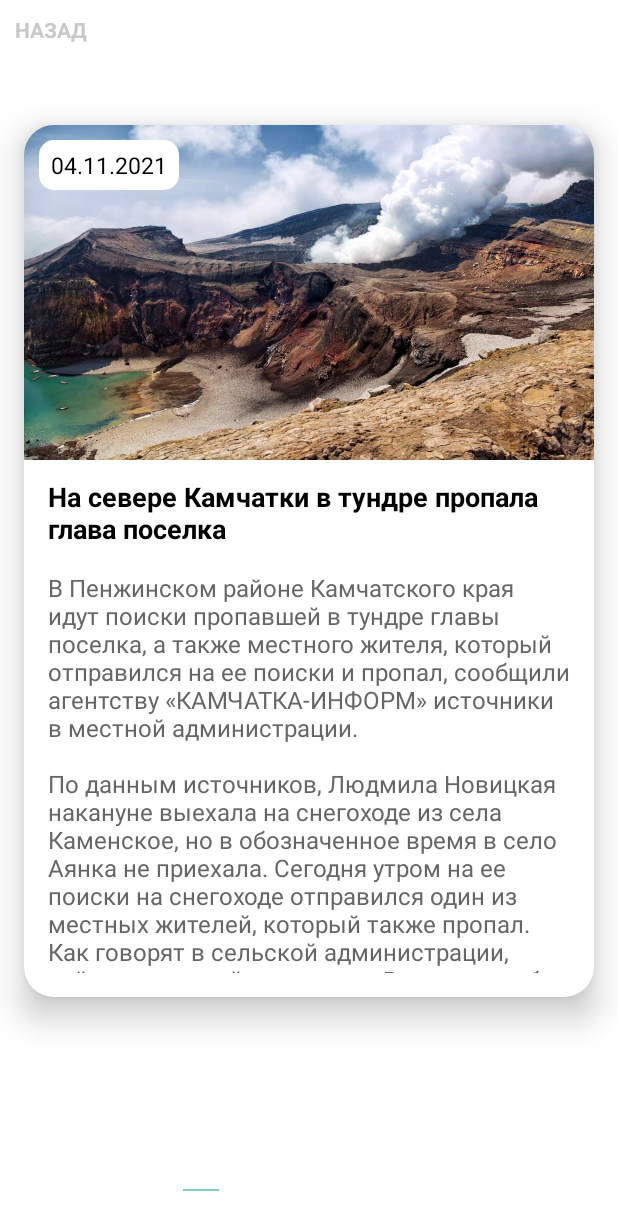
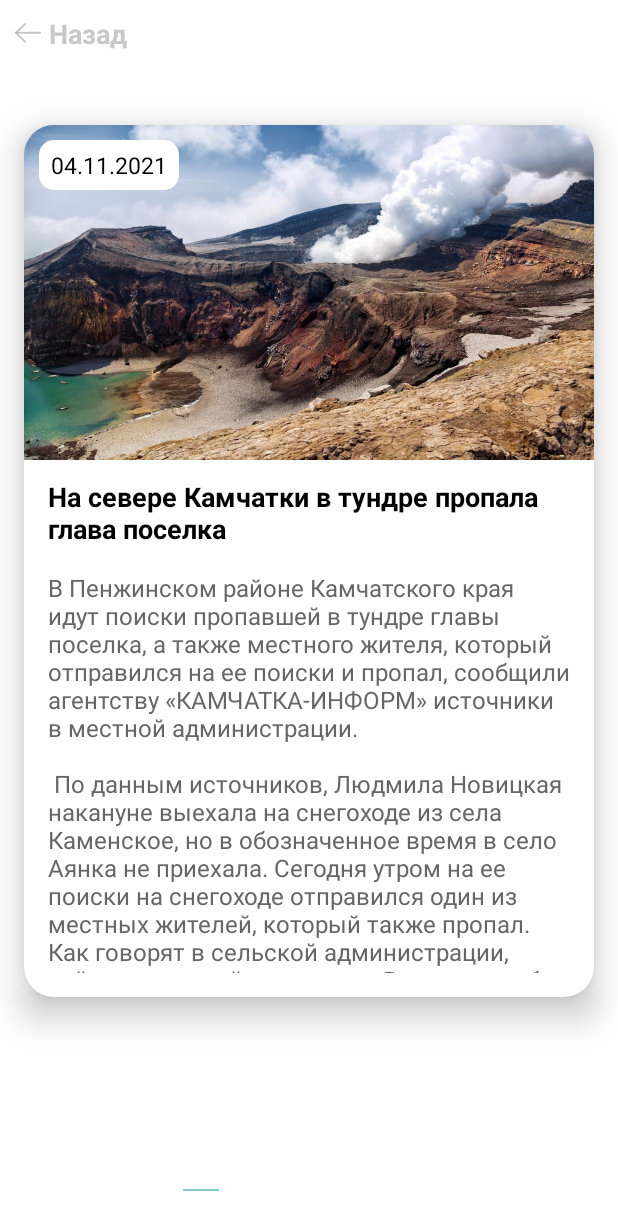
Before and after one commit to IDolgopolov/WildHack_WildBeears, an Android app: the EventsFragment screen opened through its navigation route, on a phone screen of 412 x 824 dp. Shown: the top 1230 px of the screen. Run offline under Robolectric (Android 15) with nearby library versions, the phone set to English and light mode, and no system bars.

Commit message:
Add event fragment.

```diff
--- a/app/src/main/java/com/wildhuck/cumchatka/EventsAdapter.kt
+++ b/app/src/main/java/com/wildhuck/cumchatka/EventsAdapter.kt
@@ -9,7 +9,9 @@ import androidx.recyclerview.widget.RecyclerView
 import com.wildhuck.cumchatka.databinding.EventListItemBinding
 import com.wildhuck.cumchatka.databinding.TimelieItemBinding
 
-class EventsAdapter : RecyclerView.Adapter<EventsAdapter.EventsHolder>() {
+class EventsAdapter(
+    private val block: (data: String) -> Unit
+) : RecyclerView.Adapter<EventsAdapter.EventsHolder>() {
     private var items = mutableListOf<String>()
 
     private lateinit var context: Context
@@ -27,7 +29,7 @@ class EventsAdapter : RecyclerView.Adapter<EventsAdapter.EventsHolder>() {
             false
         )
         context = parent.context
-        return EventsHolder(view)
+        return EventsHolder(view, block)
     }
 
     override fun onBindViewHolder(holder: EventsHolder, position: Int) {
@@ -36,11 +38,15 @@ class EventsAdapter : RecyclerView.Adapter<EventsAdapter.EventsHolder>() {
 
     override fun getItemCount() = items.size
 
-    inner class EventsHolder(view: View) : RecyclerView.ViewHolder(view) {
+    inner class EventsHolder(
+        view: View,
+        private val block: (data: String) -> Unit
+    ) : RecyclerView.ViewHolder(view) {
         private val binding: EventListItemBinding = EventListItemBinding.bind(view)
 
         fun bind(data: String) {
             binding.apply {
+                root.setOnClickListener { block(data) }
             }
         }
     }
--- a/app/src/main/java/com/wildhuck/cumchatka/EventsFragment.kt
+++ b/app/src/main/java/com/wildhuck/cumchatka/EventsFragment.kt
@@ -35,7 +35,7 @@ class EventsFragment : Fragment() {
 
     override fun onViewCreated(view: View, savedInstanceState: Bundle?) {
         super.onViewCreated(view, savedInstanceState)
-        eventsAdapter = EventsAdapter()
+        eventsAdapter = EventsAdapter{ onEventClick(it) }
         val events = mutableListOf<String>()
         events.add("event1")
         events.add("event2")
@@ -96,6 +96,11 @@ class EventsFragment : Fragment() {
         }
     }
 
+    private fun onEventClick(it: String) {
+        findNavController().navigate(EventsFragmentDirections.actionEventsFragmentToEventFragment())
+
+    }
+
     companion object {
 
         private const val DEFAULT_TRANSLATION_X = .0f
--- a/app/src/main/java/com/wildhuck/cumchatka/TimelineFragment.kt
+++ b/app/src/main/java/com/wildhuck/cumchatka/TimelineFragment.kt
@@ -5,8 +5,9 @@ import android.view.LayoutInflater
 import android.view.View
 import android.view.ViewGroup
 import androidx.fragment.app.Fragment
-import androidx.navigation.NavController
 import androidx.navigation.fragment.findNavController
+import androidx.recyclerview.widget.LinearLayoutManager
+import androidx.recyclerview.widget.RecyclerView
 import com.wildhuck.cumchatka.databinding.FragmentTimelineBinding
 
 class TimelineFragment : Fragment() {
--- /dev/null
+++ b/app/src/main/res/anim/fade_in.xml
@@ -0,0 +1,6 @@
+<?xml version="1.0" encoding="utf-8"?>
+<alpha xmlns:android="http://schemas.android.com/apk/res/android"
+    android:duration="@android:integer/config_mediumAnimTime"
+    android:interpolator="@android:anim/decelerate_interpolator"
+    android:fromAlpha="0"
+    android:toAlpha="1" />
--- /dev/null
+++ b/app/src/main/res/anim/fade_out.xml
@@ -0,0 +1,6 @@
+<?xml version="1.0" encoding="utf-8"?>
+<alpha xmlns:android="http://schemas.android.com/apk/res/android"
+    android:duration="@android:integer/config_mediumAnimTime"
+    android:interpolator="@android:anim/decelerate_interpolator"
+    android:fromAlpha="1"
+    android:toAlpha="0" />
--- /dev/null
+++ b/app/src/main/res/anim/slide_in.xml
@@ -0,0 +1,6 @@
+<?xml version="1.0" encoding="utf-8"?>
+<translate xmlns:android="http://schemas.android.com/apk/res/android"
+    android:duration="@android:integer/config_mediumAnimTime"
+    android:interpolator="@android:anim/decelerate_interpolator"
+    android:fromXDelta="100%"
+    android:toXDelta="0%" />
--- /dev/null
+++ b/app/src/main/res/anim/slide_out.xml
@@ -0,0 +1,6 @@
+<?xml version="1.0" encoding="utf-8"?>
+<translate xmlns:android="http://schemas.android.com/apk/res/android"
+    android:duration="@android:integer/config_mediumAnimTime"
+    android:interpolator="@android:anim/decelerate_interpolator"
+    android:fromXDelta="0%"
+    android:toXDelta="100%" />
--- /dev/null
+++ b/app/src/main/res/drawable/ic_back_gray.xml
@@ -0,0 +1,12 @@
+<vector xmlns:android="http://schemas.android.com/apk/res/android"
+    android:width="17dp"
+    android:height="14dp"
+    android:viewportWidth="17"
+    android:viewportHeight="14">
+  <path
+      android:pathData="M6.5412,0C6.6273,-0.0005 6.7125,0.016 6.7922,0.0485C6.8718,0.0811 6.9443,0.129 7.0054,0.1896C7.0666,0.2504 7.1153,0.3227 7.1485,0.4023C7.1816,0.482 7.1987,0.5674 7.1987,0.6537C7.1987,0.74 7.1816,0.8255 7.1485,0.9051C7.1153,0.9848 7.0666,1.0571 7.0054,1.1179L1.5795,6.5372L7.0054,11.9565C7.1285,12.0796 7.1976,12.2465 7.1976,12.4206C7.1976,12.5947 7.1285,12.7617 7.0054,12.8848C6.8823,13.0079 6.7153,13.077 6.5412,13.077C6.3671,13.077 6.2002,13.0079 6.0771,12.8848L0.1936,7.0013C0.1324,6.9405 0.0837,6.8682 0.0505,6.7886C0.0174,6.7089 0.0003,6.6235 0.0003,6.5372C0.0003,6.4509 0.0174,6.3654 0.0505,6.2858C0.0837,6.2061 0.1324,6.1338 0.1936,6.0731L6.0771,0.1896C6.1382,0.129 6.2106,0.0811 6.2903,0.0485C6.3699,0.016 6.4552,-0.0005 6.5412,0Z"
+      android:fillColor="#9FA6A6A6"/>
+  <path
+      android:pathData="M0.6576,5.8834L16.3468,5.8834C16.5201,5.8834 16.6864,5.9523 16.809,6.0749C16.9316,6.1975 17.0005,6.3638 17.0005,6.5371C17.0005,6.7105 16.9316,6.8768 16.809,6.9994C16.6864,7.122 16.5201,7.1909 16.3468,7.1909L0.6576,7.1909C0.4842,7.1909 0.3179,7.122 0.1953,6.9994C0.0727,6.8768 0.0039,6.7105 0.0039,6.5371C0.0039,6.3638 0.0727,6.1975 0.1953,6.0749C0.3179,5.9523 0.4842,5.8834 0.6576,5.8834Z"
+      android:fillColor="#9FA6A6A6"/>
+</vector>
--- a/app/src/main/res/layout/fragment_events.xml
+++ b/app/src/main/res/layout/fragment_events.xml
@@ -1,7 +1,6 @@
 <?xml version="1.0" encoding="utf-8"?>
 <androidx.constraintlayout.widget.ConstraintLayout xmlns:android="http://schemas.android.com/apk/res/android"
     xmlns:app="http://schemas.android.com/apk/res-auto"
-    xmlns:tools="http://schemas.android.com/tools"
     android:layout_width="match_parent"
     android:layout_height="match_parent"
     android:background="@color/white">
@@ -12,12 +11,15 @@
         android:layout_height="wrap_content"
         android:layout_margin="10dp"
         android:layout_marginTop="20dp"
-        android:text="назад"
-        android:textAllCaps="true"
+        android:text="@string/back"
+        android:textSize="18sp"
+        android:drawablePadding="5dp"
+        android:textAllCaps="false"
         android:textColor="#9FA6A6A6"
         android:textStyle="bold"
         app:layout_constraintStart_toStartOf="parent"
-        app:layout_constraintTop_toTopOf="parent" />
+        app:layout_constraintTop_toTopOf="parent"
+        app:drawableStartCompat="@drawable/ic_back_gray" />
 
     <androidx.viewpager2.widget.ViewPager2
         android:id="@+id/viewPager"
@@ -41,5 +43,4 @@
         app:layout_constraintStart_toStartOf="parent"
         app:tabIndicatorHeight="1dp" />
 
-
 </androidx.constraintlayout.widget.ConstraintLayout>
--- a/app/src/main/res/navigation/nav_graph_main.xml
+++ b/app/src/main/res/navigation/nav_graph_main.xml
@@ -10,6 +10,10 @@
         android:label="TimelineFragment"
         tools:layout="@layout/fragment_timeline">
         <action
+            app:enterAnim="@anim/slide_in"
+            app:exitAnim="@anim/fade_out"
+            app:popEnterAnim="@anim/fade_in"
+            app:popExitAnim="@anim/slide_out"
             android:id="@+id/action_timelineFragment_to_eventsFragment"
             app:destination="@id/eventsFragment"/>
     </fragment>
@@ -18,5 +22,18 @@
         android:name="com.wildhuck.cumchatka.EventsFragment"
         android:label="EventsFragment"
         tools:layout="@layout/fragment_events">
+        <action
+            app:enterAnim="@anim/slide_in"
+            app:exitAnim="@anim/fade_out"
+            app:popEnterAnim="@anim/fade_in"
+            app:popExitAnim="@anim/slide_out"
+            android:id="@+id/action_eventsFragment_to_EventFragment"
+            app:destination="@id/eventFragment"/>
+    </fragment>
+    <fragment
+        android:id="@+id/eventFragment"
+        android:name="com.wildhuck.cumchatka.EventFragment"
+        android:label="EventFragment"
+        tools:layout="@layout/fragment_event">
     </fragment>
 </navigation>
--- a/app/src/main/res/values/strings.xml
+++ b/app/src/main/res/values/strings.xml
@@ -1,6 +1,10 @@
 <resources>
     <string name="app_name">WildHask</string>
 
-    <string name="event_desc_example">В Пенжинском районе Камчатского края идут поиски пропавшей в тундре главы поселка, а также местного жителя, который отправился на ее поиски и пропал, сообщили агентству «КАМЧАТКА-ИНФОРМ» источники в местной администрации. \n\nПо данным источников, Людмила Новицкая накануне выехала на снегоходе из села Каменское, но в обозначенное время в село Аянка не приехала. Сегодня утром на ее поиски на снегоходе отправился один из местных жителей, который также пропал. Как говорят в сельской администрации, сейчас в том районе метель. Возможно, оба пропавших просто пережидают непогоду в тундре.</string>
+    <string name="event_desc_example">В Пенжинском районе Камчатского края идут поиски пропавшей в тундре главы поселка, а также местного жителя, который отправился на ее поиски и пропал, сообщили агентству «КАМЧАТКА-ИНФОРМ» источники в местной администрации. \n\n
+        По данным источников, Людмила Новицкая накануне выехала на снегоходе из села Каменское, но в обозначенное время в село Аянка не приехала. Сегодня утром на ее поиски на снегоходе отправился один из местных жителей, который также пропал. Как говорят в сельской администрации, сейчас в том районе метель. Возможно, оба пропавших просто пережидают непогоду в тундре. \n\n
+        "Людмила Новицкая с водителем на снегоходе выехали из села Каменского, заехав по пути в поселок Оклан. 29 ноября, в районе 09:00, они выдвинулись по направлению к Аянке. До пункта назначения они так и не добрались. Сейчас их поисками занимаются спасатели из пожарно-спасательной части из села Каменского и добровольцы, однако поиски осложнены циклоном", - уточнили в районной администрации. \n\n
+        Аянка - село в Пенжинском районе на севере Камчатки, расположенное в 1 500 км от краевой столицы. В нем проживает около 260 человек.</string>
     <string name="event_title_example">На севере Камчатки в тундре пропала глава поселка</string>
+    <string name="back">Назад</string>
 </resources>
```
Also changed, not shown: app/src/main/java/com/wildhuck/cumchatka/EventFragment.kt (added, +36 -0 lines), app/src/main/res/layout/fragment_event.xml (added, +111 -0 lines).
